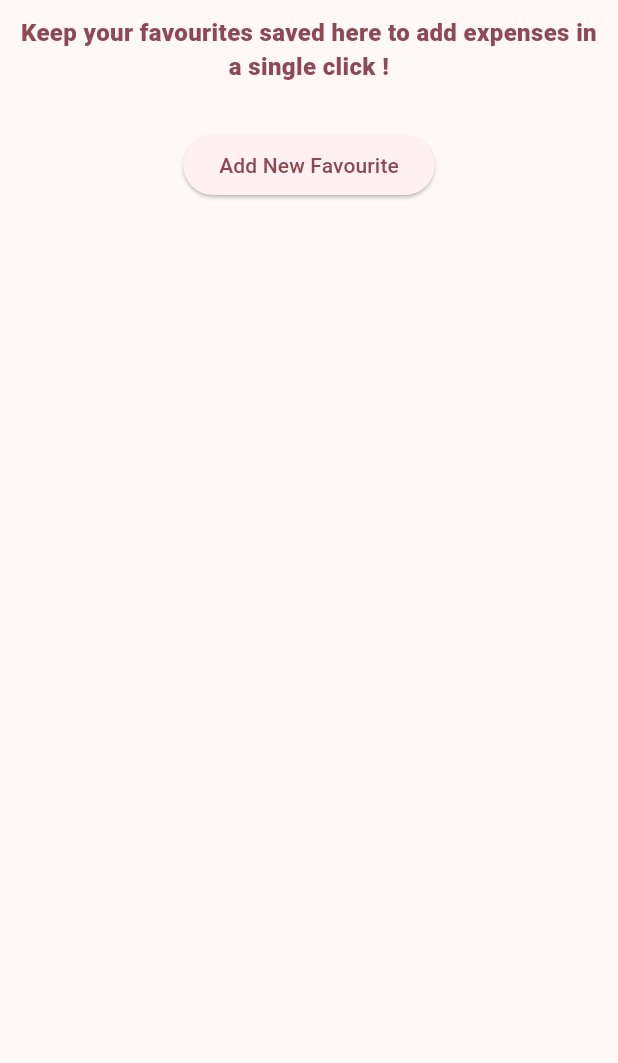
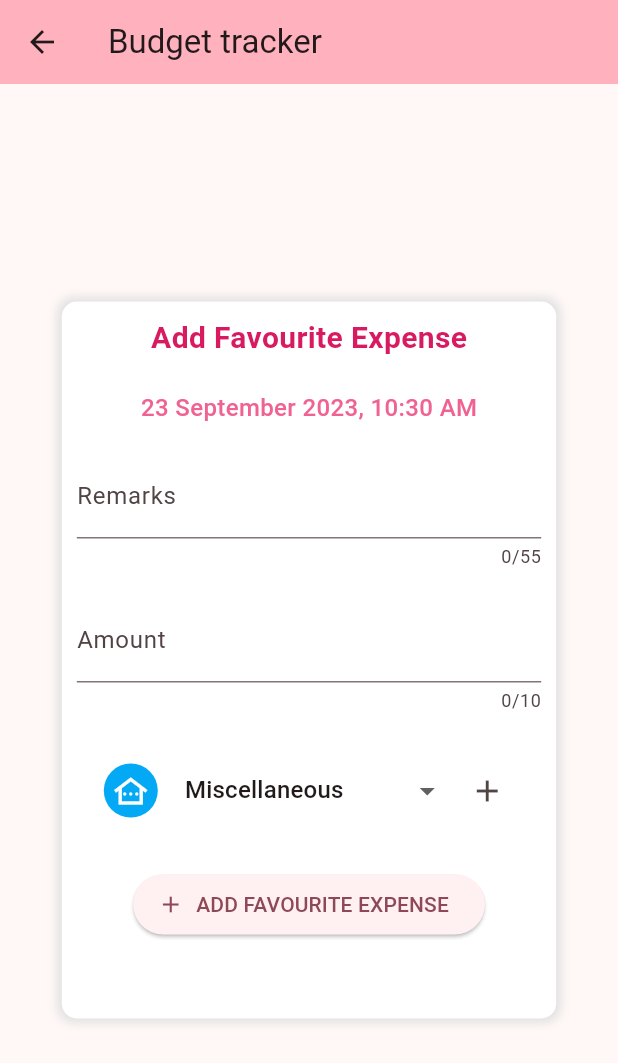
Before and after one commit to satheesh-chandran/ExpenseTracker, a Flutter app: the FavouritesView widget shown alone on an empty page, opened directly with empty values, after a tap on "Add New Favourite", on a phone screen of 412 x 824 dp. Shown: the top 1063 px of the screen. Run offline on Flutter 3.47's test engine with Material 2 defaults, Android fonts, the phone set to English and light mode, and no system bars; our stand-ins replace grouped_list, sqflite_common_ffi, sqflite_common_ffi_web, syncfusion_flutter_charts; accounts and stored records are empty; Roboto replaces fonts that are missing (nunito).

Commit message:
Add functionality for adding new favourite expense

```diff
--- a/lib/AddExpensePage.dart
+++ b/lib/AddExpensePage.dart
@@ -185,3 +185,10 @@ class EditExpensePage extends AddNewPage {
             formTitle: "Edit Expense",
             dateValue: expense.paidDate);
 }
+
+class AddNewFavouritePage extends AddNewPage {
+  const AddNewFavouritePage({super.key})
+      : super(
+          formTitle: "Add Favourite Expense",
+        );
+}
--- a/lib/HomePage.dart
+++ b/lib/HomePage.dart
@@ -93,10 +93,20 @@ class _HomePageState extends State<HomePage> {
     });
   }
 
+  void _onAddFavourite(NewExpense expense) async {
+    List<Favourite> list = await repository.addNewFavouriteExpense(expense);
+    setState(() {
+      favourites = list;
+    });
+    var msg =
+        'Favourite Expense: ${expense.title} added of amount ${expense.amount}';
+    _showSnackBarMessage(msg);
+  }
+
   Future<void> _navigateToAddExpensePage(BuildContext context) async {
     NewExpense expense = await Navigator.push(context,
         MaterialPageRoute(builder: (context) => const AddNewExpensePage()));
-    if (!context.mounted) return;
+    if (!mounted) return;
     if (expense != null) {
       _setExpenseState(await repository.addNewExpense(expense));
       var msg = 'Expense: ${expense.title} added of amount ${expense.amount}';
@@ -135,7 +145,7 @@ class _HomePageState extends State<HomePage> {
             isLoaded
                 ? InsightsView(expenses, repository, deleteAction, _onEdit)
                 : const Center(child: CircularProgressIndicator()),
-            FavouritesView(favourites)
+            FavouritesView(favourites, _onAddFavourite)
           ],
         ),
         floatingActionButton: FloatingActionButton(
--- a/lib/models/CallBacks.dart
+++ b/lib/models/CallBacks.dart
@@ -1,7 +1,9 @@
 import 'package:first_flutter_app/models/Favourite.dart';
+import 'package:first_flutter_app/models/NewExpense.dart';
 
 import 'EditExpenseModel.dart';
 
 typedef DeleteCallback = Future<int> Function(int id, bool shouldRedirect);
 typedef EditCallback = void Function(EditExpenseModel model);
 typedef AddFromFavouriteCallback = void Function(Favourite model);
+typedef NewExpenseCallback = void Function(NewExpense model);
--- a/lib/widgets/FavouriteView.dart
+++ b/lib/widgets/FavouriteView.dart
@@ -1,7 +1,9 @@
 import 'package:first_flutter_app/AddExpensePage.dart';
 import 'package:flutter/material.dart';
 
+import '../models/CallBacks.dart';
 import '../models/Favourite.dart';
+import '../models/NewExpense.dart';
 import 'ExpenseCategoryBar.dart';
 import 'ExpenseView.dart';
 
@@ -43,8 +45,17 @@ class FavouriteItem extends StatelessWidget {
 
 class FavouritesView extends StatelessWidget {
   final List<Favourite> favourites;
+  final NewExpenseCallback onAddFavourite;
 
-  const FavouritesView(this.favourites, {super.key});
+  const FavouritesView(this.favourites, this.onAddFavourite, {super.key});
+
+  void _addNewFavourite(BuildContext context) async {
+    NewExpense expense = await Navigator.push(context,
+        MaterialPageRoute(builder: (context) => const AddNewFavouritePage()));
+    if (expense != null) {
+      onAddFavourite(expense);
+    }
+  }
 
   @override
   Widget build(BuildContext context) {
@@ -66,7 +77,11 @@ class FavouritesView extends StatelessWidget {
                 fontWeight: FontWeight.w800),
           )),
       const ContainerSizeBox(),
-      ElevatedButton(onPressed: () {}, child: const Text(btnText)),
+      ElevatedButton(
+          onPressed: () {
+            _addNewFavourite(context);
+          },
+          child: const Text(btnText)),
       const ContainerSizeBox(),
       ...favouriteItemList,
     ]));
```
